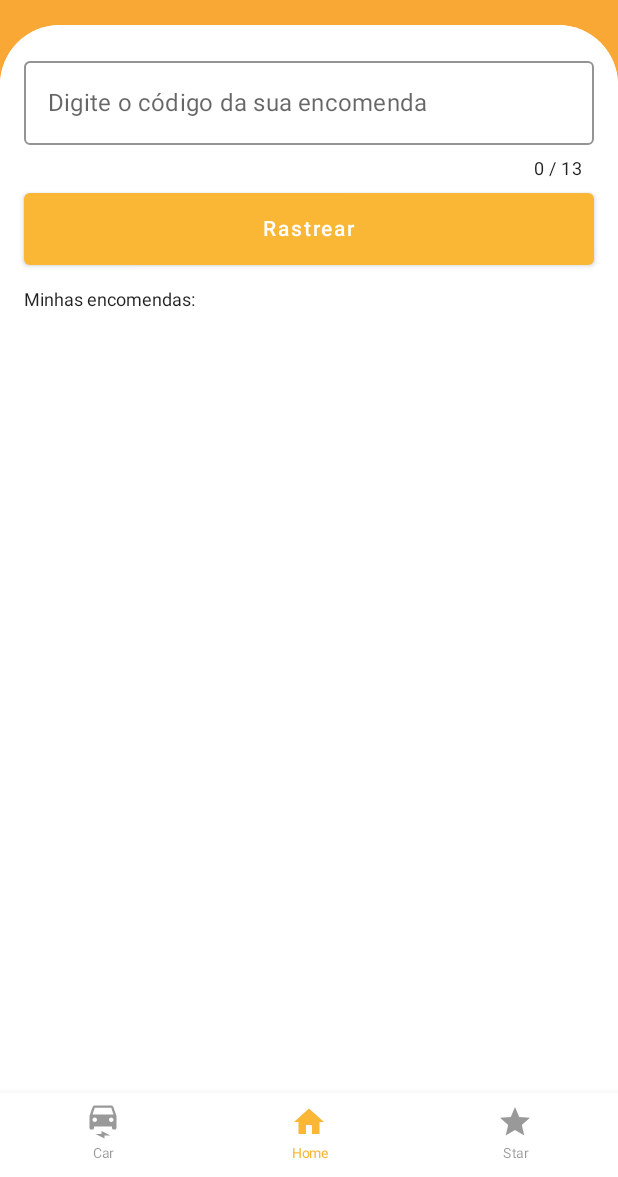
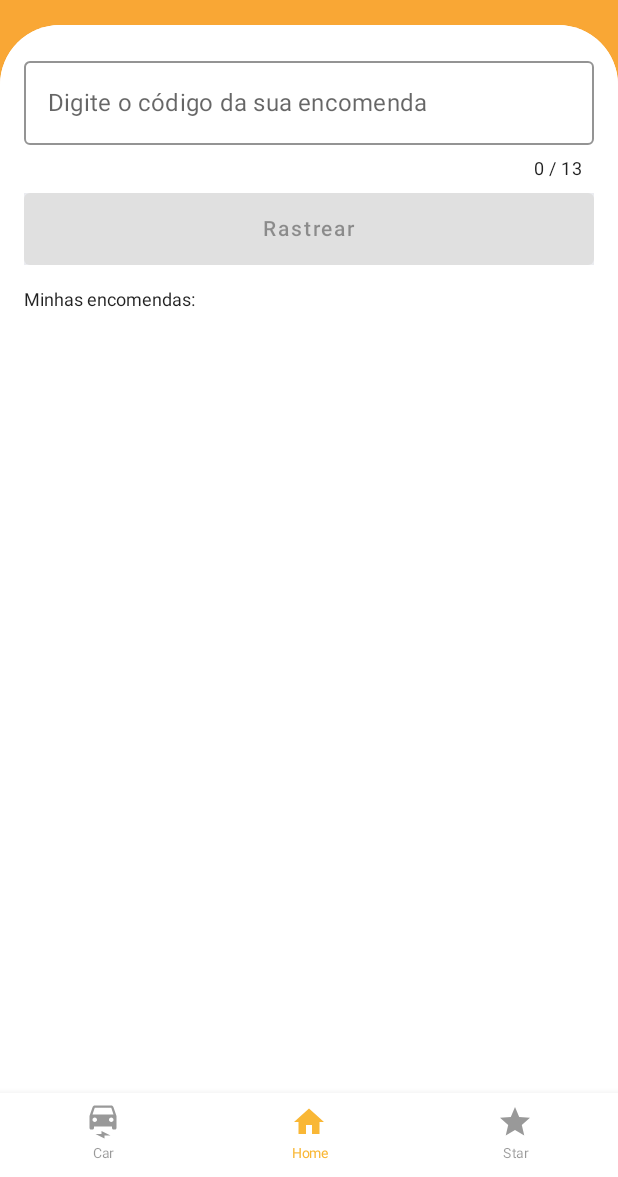
Before and after one commit to smborgesMobile/app-correios, an Android app built with Jetpack Compose: the screen it shows after launch (MainActivity), on a phone screen of 412 x 824 dp, the part 59-1236 px from its top. Run offline under Robolectric (Android 15) with nearby library versions, the phone set to English and light mode, and no system bars; our stand-ins replace Dagger/Hilt's generated code, accompanist.

Commit message:
code review

```diff
--- a/app/src/main/java/br/com/smdevelopment/rastreamentocorreios/presentation/components/MainComponents.kt
+++ b/app/src/main/java/br/com/smdevelopment/rastreamentocorreios/presentation/components/MainComponents.kt
@@ -1,10 +1,20 @@
 package br.com.smdevelopment.rastreamentocorreios.presentation.components
 
+import androidx.compose.animation.core.Animatable
+import androidx.compose.animation.core.RepeatMode
+import androidx.compose.animation.core.infiniteRepeatable
+import androidx.compose.animation.core.tween
+import androidx.compose.foundation.background
 import androidx.compose.foundation.layout.Box
 import androidx.compose.foundation.layout.Column
+import androidx.compose.foundation.layout.Row
+import androidx.compose.foundation.layout.Spacer
 import androidx.compose.foundation.layout.fillMaxWidth
 import androidx.compose.foundation.layout.height
 import androidx.compose.foundation.layout.padding
+import androidx.compose.foundation.layout.size
+import androidx.compose.foundation.layout.width
+import androidx.compose.foundation.shape.CircleShape
 import androidx.compose.material.Button
 import androidx.compose.material.MaterialTheme
 import androidx.compose.material.OutlinedTextField
@@ -12,12 +22,14 @@ import androidx.compose.material.Text
 import androidx.compose.material.TextFieldDefaults
 import androidx.compose.material.TopAppBar
 import androidx.compose.runtime.Composable
+import androidx.compose.runtime.LaunchedEffect
 import androidx.compose.runtime.getValue
 import androidx.compose.runtime.mutableStateOf
 import androidx.compose.runtime.remember
 import androidx.compose.runtime.setValue
 import androidx.compose.ui.Alignment
 import androidx.compose.ui.Modifier
+import androidx.compose.ui.draw.clip
 import androidx.compose.ui.graphics.Color
 import androidx.compose.ui.res.colorResource
 import androidx.compose.ui.res.stringResource
@@ -28,16 +40,21 @@ import androidx.compose.ui.text.font.FontStyle
 import androidx.compose.ui.text.font.FontWeight
 import androidx.compose.ui.text.input.TextFieldValue
 import androidx.compose.ui.text.style.TextAlign
+import androidx.compose.ui.unit.Dp
 import androidx.compose.ui.unit.dp
 import androidx.compose.ui.unit.sp
 import br.com.smdevelopment.rastreamentocorreios.R
+import br.com.smdevelopment.rastreamentocorreios.ui.theme.disabledButton
 import br.com.smdevelopment.rastreamentocorreios.ui.theme.primary700
 import br.com.smdevelopment.rastreamentocorreios.utils.alphaNumericOnly
+import kotlinx.coroutines.delay
 
 private const val MAX_FIELD_SIZE = 13
 
+//#region --- text delivery
+
 @Composable
-fun DeliveryTextField(onValueChanged: (String) -> Unit) {
+fun DeliveryTextField(hasError: Boolean, errorMessage: String, onValueChanged: (String, Boolean) -> Unit) {
     var code by remember { mutableStateOf(TextFieldValue(String())) }
     Column(
         modifier = Modifier
@@ -49,7 +66,7 @@ fun DeliveryTextField(onValueChanged: (String) -> Unit) {
             onValueChange = { newCode ->
                 if (newCode.text.length <= MAX_FIELD_SIZE) {
                     code = newCode.copy(text = newCode.text.uppercase().alphaNumericOnly())
-                    onValueChanged.invoke(code.text)
+                    onValueChanged.invoke(code.text, code.text.length == MAX_FIELD_SIZE)
                 }
             },
             modifier = Modifier.fillMaxWidth(),
@@ -64,6 +81,22 @@ fun DeliveryTextField(onValueChanged: (String) -> Unit) {
         )
         CharacterCounter(newValue = code.text.length.toString())
     }
+
+    if (hasError && code.text.length == MAX_FIELD_SIZE) {
+        Text(
+            text = errorMessage,
+            textAlign = TextAlign.Start,
+            modifier = Modifier
+                .fillMaxWidth()
+                .padding(
+                    start = 16.dp,
+                    end = 16.dp,
+                    bottom = 8.dp
+                ),
+            color = Color.Red,
+            style = MaterialTheme.typography.caption,
+        )
+    }
 }
 
 @Composable
@@ -77,6 +110,10 @@ fun CharacterCounter(newValue: String) {
         textAlign = TextAlign.End
     )
 }
+
+//#endregion --- text delivery
+
+//#region --- session header
 
 @Composable
 fun SessionHeader(title: String) {
@@ -126,16 +163,101 @@ fun ScreenHeader(title: String, modifier: Modifier) {
     )
 }
 
+//#endregion --- session header
+
+//#region --- primary button
+
 @Composable
-fun PrimaryButton(title: String, onCodeClick: (() -> Unit?)? = null) {
+fun PrimaryButton(
+    title: String,
+    enabled: Boolean = true,
+    loading: Boolean = false,
+    onCodeClick: (() -> Unit?)? = null
+) {
     Button(
+        enabled = enabled,
         onClick = {
             onCodeClick?.invoke()
         }, modifier = Modifier
             .fillMaxWidth()
             .padding(start = 16.dp, end = 16.dp)
             .height(48.dp)
+            .background(chooseButtonBackground(enabled))
     ) {
-        Text(text = title)
+        Box(contentAlignment = Alignment.Center) {
+            LoadingAnimation(loading = loading)
+        }
+
+        if (!loading) {
+            Text(text = title)
+        }
     }
 }
+
+@Composable
+fun LoadingAnimation(
+    circleColor: Color = Color.White,
+    circleSize: Dp = 5.dp,
+    animationDelay: Int = 400,
+    initialAlpha: Float = 0.3f,
+    loading: Boolean
+) {
+
+    val circles = listOf(
+        remember {
+            Animatable(initialValue = initialAlpha)
+        },
+        remember {
+            Animatable(initialValue = initialAlpha)
+        },
+        remember {
+            Animatable(initialValue = initialAlpha)
+        }
+    )
+
+    circles.forEachIndexed { index, animate ->
+        LaunchedEffect(key1 = loading) {
+            if (loading) {
+                delay(timeMillis = (animationDelay / circles.size).toLong() * index)
+                animate.animateTo(
+                    targetValue = 1f,
+                    animationSpec = infiniteRepeatable(
+                        animation = tween(
+                            durationMillis = animationDelay
+                        ),
+                        repeatMode = RepeatMode.Reverse
+                    )
+                )
+            }
+        }
+    }
+
+    Row(modifier = Modifier) {
+        if (loading) {
+            circles.forEachIndexed { index, animate ->
+                if (index != 0) {
+                    Spacer(modifier = Modifier.width(width = 6.dp))
+                }
+
+                Box(
+                    modifier = Modifier
+                        .size(size = circleSize)
+                        .clip(shape = CircleShape)
+                        .background(
+                            color = circleColor
+                                .copy(alpha = animate.value)
+                        )
+                ) {
+                }
+            }
+        }
+    }
+}
+
+private fun chooseButtonBackground(enabled: Boolean) = if (enabled) {
+    primary700
+} else {
+    disabledButton
+}
+
+//#endregion --- primary button
--- a/app/src/main/java/br/com/smdevelopment/rastreamentocorreios/presentation/screens/home/HomeScreen.kt
+++ b/app/src/main/java/br/com/smdevelopment/rastreamentocorreios/presentation/screens/home/HomeScreen.kt
@@ -1,6 +1,5 @@
 package br.com.smdevelopment.rastreamentocorreios.presentation.screens.home
 
-import android.util.Log
 import androidx.compose.foundation.Image
 import androidx.compose.foundation.background
 import androidx.compose.foundation.layout.Column
@@ -41,14 +40,29 @@ import br.com.smdevelopment.rastreamentocorreios.presentation.components.Session
 @Composable
 fun HomeScreen() {
     val viewModel: HomeViewModel = hiltViewModel()
-    val state by viewModel.state.collectAsState()
+    val state by viewModel.state.collectAsState(initial = Resource.Initial())
+
+    // objects to be remembered
     var deliveryItem: DeliveryData? = null
+    var loading by remember { mutableStateOf(false) }
+    var hasError by remember { mutableStateOf(false) }
+    var deliveryCode by remember { mutableStateOf("") }
 
     when (state) {
-        is Resource.Success -> deliveryItem = state.data
-        is Resource.Error -> Log.d("sm.borges", "Error")
-        is Resource.Loading -> Log.d("sm.borges", "Loading Button")
-        is Resource.Initial -> Unit
+        is Resource.Success -> {
+            deliveryItem = state.data
+            loading = false
+            hasError = false
+        }
+        is Resource.Error -> {
+            loading = false
+            hasError = true
+        }
+        is Resource.Loading -> {
+            loading = true
+            hasError = false
+        }
+        else -> Unit
     }
 
     Column(
@@ -57,16 +71,24 @@ fun HomeScreen() {
             .background(colorResource(id = R.color.white))
             .wrapContentSize(Alignment.Center)
     ) {
-        var code by remember { mutableStateOf("") }
+        var buttonEnabled: Boolean by remember { mutableStateOf(false) }
 
         // text field
-        DeliveryTextField {
-            code = it
+        DeliveryTextField(
+            hasError = hasError,
+            errorMessage = stringResource(id = R.string.error_message)
+        ) { value, isValid ->
+            deliveryCode = value
+            buttonEnabled = isValid
         }
 
         // code button
-        PrimaryButton(title = stringResource(id = R.string.home_title)) {
-            viewModel.fetchDelivery(code)
+        PrimaryButton(
+            title = stringResource(id = R.string.home_title),
+            enabled = buttonEnabled,
+            loading = loading
+        ) {
+            viewModel.fetchDelivery(deliveryCode)
         }
 
         // session header
--- a/app/src/main/java/br/com/smdevelopment/rastreamentocorreios/ui/theme/Color.kt
+++ b/app/src/main/java/br/com/smdevelopment/rastreamentocorreios/ui/theme/Color.kt
@@ -5,5 +5,5 @@ import androidx.compose.ui.graphics.Color
 val Purple200 = Color(0xFFBB86FC)
 val primary500 = Color(0xFFF9B735)
 val primary700 = Color(0xFFF9A735)
-val primary900 = Color(0xffd99100)
+val disabledButton = Color( 0xFFEBECF0)
 val Teal200 = Color(0xFF03DAC5)
```
